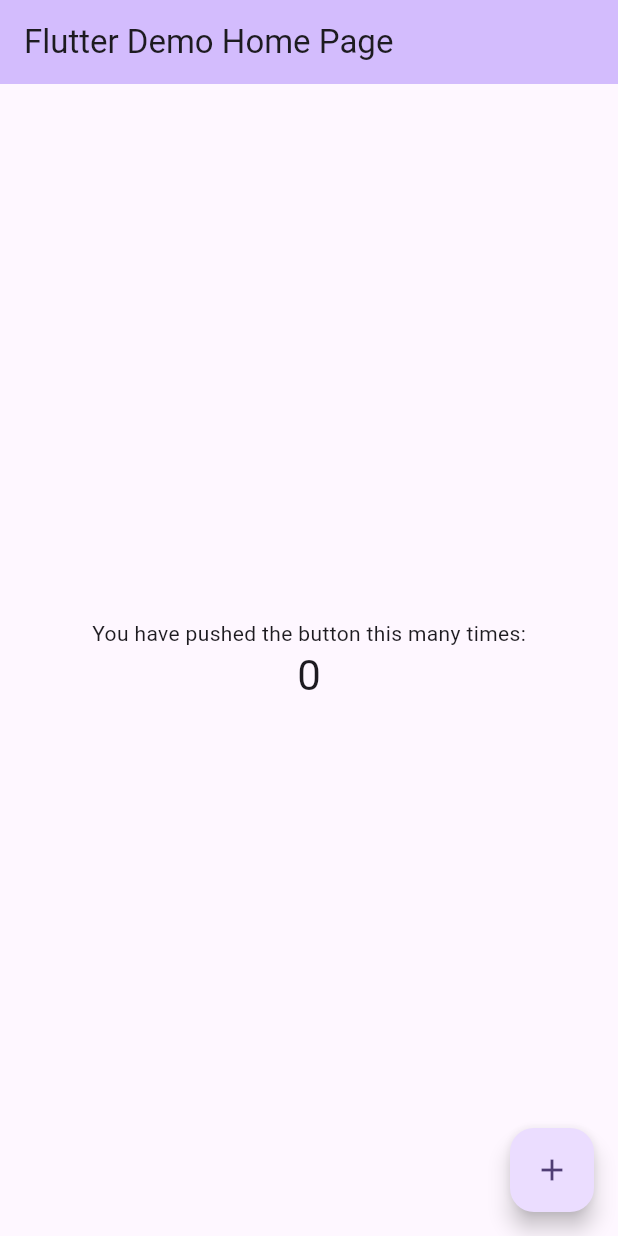
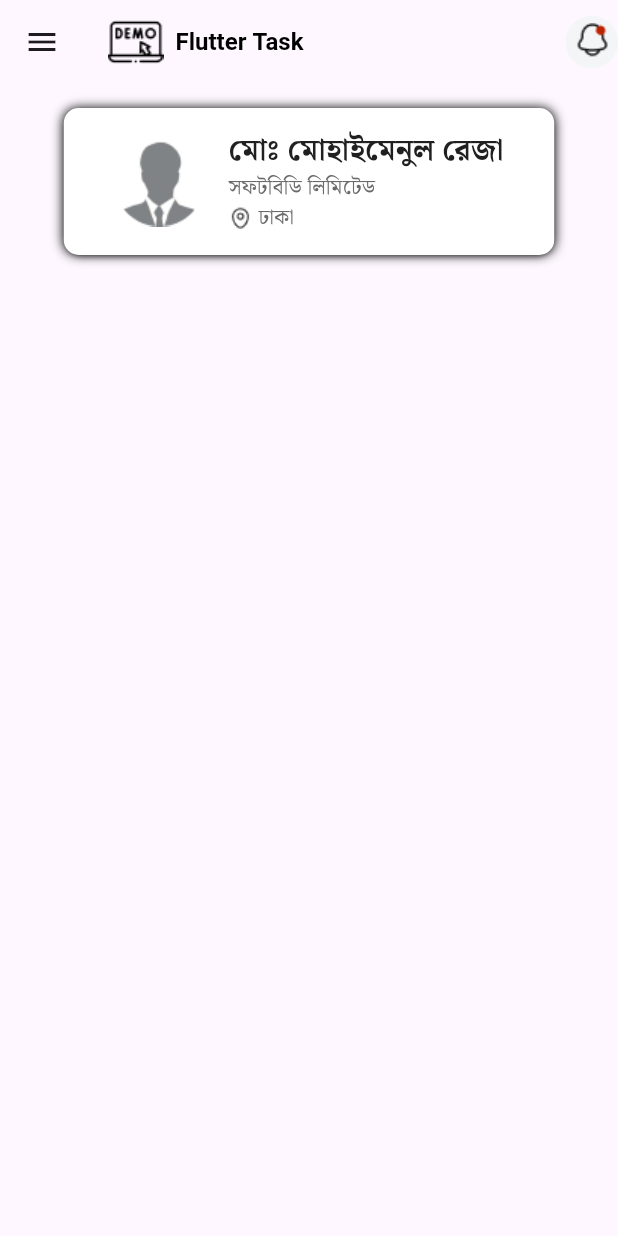
Before and after one commit to majharul-islam181/Flutter_assignment, a Flutter app: the screen it shows after launch, on a phone screen of 412 x 824 dp. Run offline on Flutter 3.47's test engine with Material 3 defaults, Android fonts, the phone set to English and light mode, and no system bars; our stand-ins replace google_fonts.

Commit message:
user_card done

```diff
--- /dev/null
+++ b/lib/configs/colors/app_colors.dart
@@ -0,0 +1,9 @@
+import 'package:flutter/material.dart';
+
+class AppColor {
+  static const Color gray500 = Color(0xFF202020);
+  static const Color gray300 = Color(0xFF6A6A6A);
+  static const Color black = Color(0xFF000000);
+  static const Color white50 = Color(0xFFFDFDFD);
+  static const Color white = Color(0xFFFFFFFF);
+}
--- a/lib/main.dart
+++ b/lib/main.dart
@@ -1,4 +1,5 @@
 import 'package:flutter/material.dart';
+import 'package:flutter_assignment/views/home_screen/home_screen.dart';
 
 void main() {
   runApp(const MyApp());
@@ -10,60 +11,13 @@ class MyApp extends StatelessWidget {
   @override
   Widget build(BuildContext context) {
     return MaterialApp(
+      debugShowCheckedModeBanner: false,
       title: 'Flutter Demo',
       theme: ThemeData(
         colorScheme: ColorScheme.fromSeed(seedColor: Colors.deepPurple),
         useMaterial3: true,
       ),
-      home: const MyHomePage(title: 'Flutter Demo Home Page'),
+      home: const HomeScreen(),
     );
   }
 }
-
-class MyHomePage extends StatefulWidget {
-  const MyHomePage({super.key, required this.title});
-
-  final String title;
-
-  @override
-  State<MyHomePage> createState() => _MyHomePageState();
-}
-
-class _MyHomePageState extends State<MyHomePage> {
-  int _counter = 0;
-
-  void _incrementCounter() {
-    setState(() {
-      _counter++;
-    });
-  }
-
-  @override
-  Widget build(BuildContext context) {
-    return Scaffold(
-      appBar: AppBar(
-        backgroundColor: Theme.of(context).colorScheme.inversePrimary,
-        title: Text(widget.title),
-      ),
-      body: Center(
-        child: Column(
-          mainAxisAlignment: MainAxisAlignment.center,
-          children: <Widget>[
-            const Text(
-              'You have pushed the button this many times:',
-            ),
-            Text(
-              '$_counter',
-              style: Theme.of(context).textTheme.headlineMedium,
-            ),
-          ],
-        ),
-      ),
-      floatingActionButton: FloatingActionButton(
-        onPressed: _incrementCounter,
-        tooltip: 'Increment',
-        child: const Icon(Icons.add),
-      ),
-    );
-  }
-}
--- /dev/null
+++ b/lib/views/home_screen/home_screen.dart
@@ -0,0 +1,94 @@
+// ignore_for_file: non_constant_identifier_names
+
+import 'package:flutter/material.dart';
+import 'package:flutter_assignment/configs/colors/app_colors.dart';
+import 'package:google_fonts/google_fonts.dart';
+
+import 'widgets/user_profile_card.dart';
+
+class HomeScreen extends StatefulWidget {
+  const HomeScreen({super.key});
+
+  @override
+  State<HomeScreen> createState() => _HomeScreenState();
+}
+
+class _HomeScreenState extends State<HomeScreen> {
+  @override
+  Widget build(BuildContext context) {
+    return Scaffold(
+      appBar: AppBar(
+        title: Row(
+          children: [
+            Image.asset('images/icons/demo1.png'),
+            const SizedBox(
+              width: 8,
+            ),
+            Text(
+              'Flutter Task',
+              style: GoogleFonts.notoSerifBengali(
+                  textStyle: const TextStyle(
+                fontSize: 16,
+                fontWeight: FontWeight.w700,
+                color: AppColor.black,
+              )),
+            ),
+          ],
+        ),
+        actions: [
+          Container(
+            height: 35,
+            width: 35,
+            decoration: BoxDecoration(
+              borderRadius: BorderRadius.circular(2),
+            ),
+            child: ClipRRect(
+              borderRadius: BorderRadius.circular(2),
+              child: Image.asset(
+                'images/icons/notifications.png',
+                height: 24,
+                width: 24,
+              ),
+            ),
+          ),
+        ],
+      ),
+      drawer: CustomDrawer(),
+      body: const Column(
+        children: [
+          UserProfileCard(),
+        ],
+      ),
+    );
+  }
+}
+
+Widget CustomDrawer() {
+  return Drawer(
+    child: ListView(
+      padding: EdgeInsets.zero,
+      children: [
+        const DrawerHeader(
+          decoration: BoxDecoration(
+            color: Colors.blue,
+          ),
+          child: Text('Fluter Test'),
+        ),
+        ListTile(
+          leading: const Icon(
+            Icons.home,
+          ),
+          title: const Text('Page 1'),
+          onTap: () {},
+        ),
+        ListTile(
+          leading: const Icon(
+            Icons.train,
+          ),
+          title: const Text('Page 2'),
+          onTap: () {},
+        ),
+      ],
+    ),
+  );
+}
--- /dev/null
+++ b/lib/views/home_screen/widgets/user_profile_card.dart
@@ -0,0 +1,96 @@
+import 'package:flutter/material.dart';
+import 'package:google_fonts/google_fonts.dart';
+import '../../../configs/colors/app_colors.dart';
+
+class UserProfileCard extends StatelessWidget {
+  const UserProfileCard({super.key});
+
+  @override
+  Widget build(BuildContext context) {
+    return Center(
+      child: Padding(
+        padding: const EdgeInsets.all(12.0),
+        child: Card(
+            child: Container(
+          height: 98,
+          width: 327,
+          decoration: const BoxDecoration(
+              boxShadow: [
+                BoxShadow(blurRadius: 6, offset: Offset.zero),
+              ],
+              color: AppColor.white,
+              borderRadius: BorderRadius.all(Radius.circular(10))),
+          child: Row(
+            mainAxisAlignment: MainAxisAlignment.center,
+            children: [
+              Container(
+                height: 60,
+                width: 60,
+                decoration: const BoxDecoration(
+                    borderRadius: BorderRadius.all(Radius.circular(468.75))),
+                child: Image.asset(
+                  'images/icons/Frame_1000002529.png',
+                  width: 60,
+                  height: 60,
+                ),
+              ),
+              const SizedBox(
+                width: 16,
+              ),
+              Column(
+                crossAxisAlignment: CrossAxisAlignment.start,
+                mainAxisAlignment: MainAxisAlignment.center,
+                children: [
+                  Text(
+                    'মোঃ মোহাইমেনুল রেজা',
+                    style: GoogleFonts.notoSerifBengali(
+                        textStyle: const TextStyle(
+                      fontSize: 20,
+                      fontWeight: FontWeight.w700,
+                      color: AppColor.gray500,
+                    )),
+                  ),
+                  Text(
+                    'সফটবিডি লিমিটেড',
+                    style: GoogleFonts.notoSerifBengali(
+                        textStyle: const TextStyle(
+                      fontSize: 14,
+                      fontWeight: FontWeight.w400,
+                      color: AppColor.gray300,
+                    )),
+                  ),
+                  Row(
+                    children: [
+                      SizedBox(
+                        height: 16,
+                        width: 16,
+                        child: Image.asset(
+                          'images/icons/map_point.png',
+                          width: 10.67,
+                          height: 13.33,
+                          color: AppColor.gray500,
+                        ),
+                      ),
+                      const SizedBox(
+                        width: 4,
+                      ),
+                      Text(
+                        'ঢাকা',
+                        style: GoogleFonts.notoSerifBengali(
+                            textStyle: const TextStyle(
+                          fontSize: 14,
+                          fontWeight: FontWeight.w400,
+                          color: AppColor.gray300,
+                        )),
+                      ),
+                    ],
+                  ),
+                ],
+              ),
+            ],
+          ),
+        )),
+      ),
+    );
+  }
+}
--- a/pubspec.yaml
+++ b/pubspec.yaml
@@ -35,6 +35,7 @@ dependencies:
   # The following adds the Cupertino Icons font to your application.
   # Use with the CupertinoIcons class for iOS style icons.
   cupertino_icons: ^1.0.6
+  google_fonts: ^6.2.1
 
 dev_dependencies:
   flutter_test:
@@ -59,8 +60,8 @@ flutter:
   uses-material-design: true
 
   # To add assets to your application, add an assets section, like this:
-  # assets:
-  #   - images/a_dot_burr.jpeg
+  assets:
+    - images/icons/
   #   - images/a_dot_ham.jpeg
 
   # An image asset can refer to one or more resolution-specific "variants", see
```
Also changed, not shown: images/icons/Frame_1000002529.png (added), images/icons/Vector.png (added), images/icons/demo1.png (added), images/icons/map_point.png (added), images/icons/notifications.png (added), images/icons/user.png (added), pubspec.lock, 10 other files.
